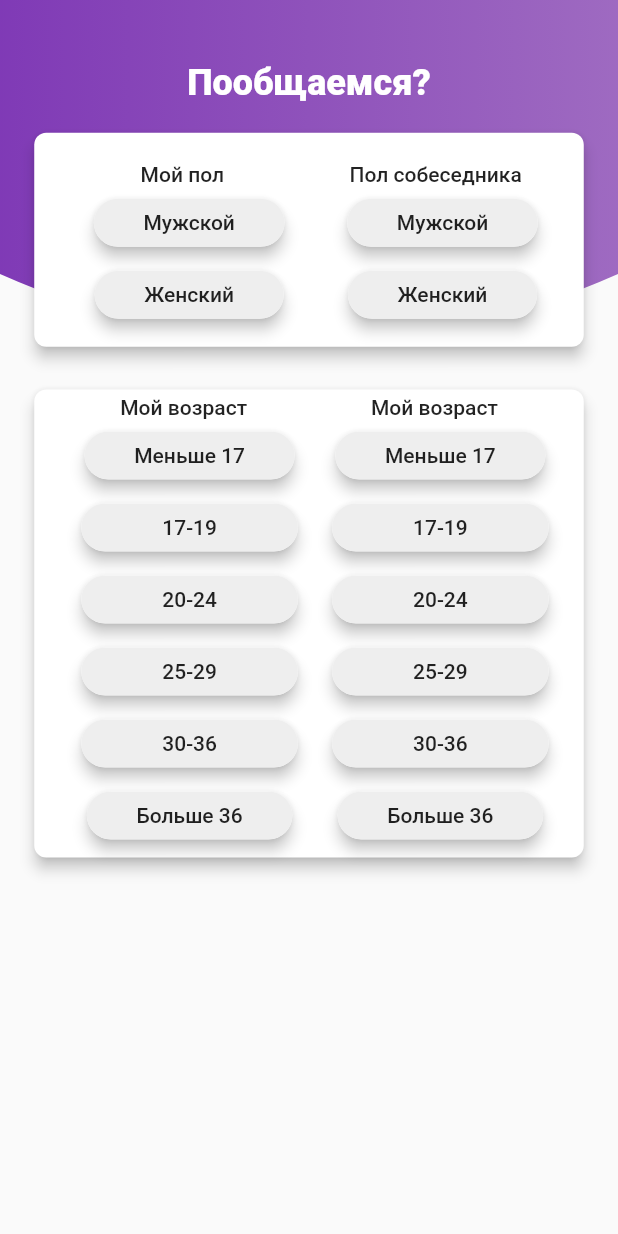
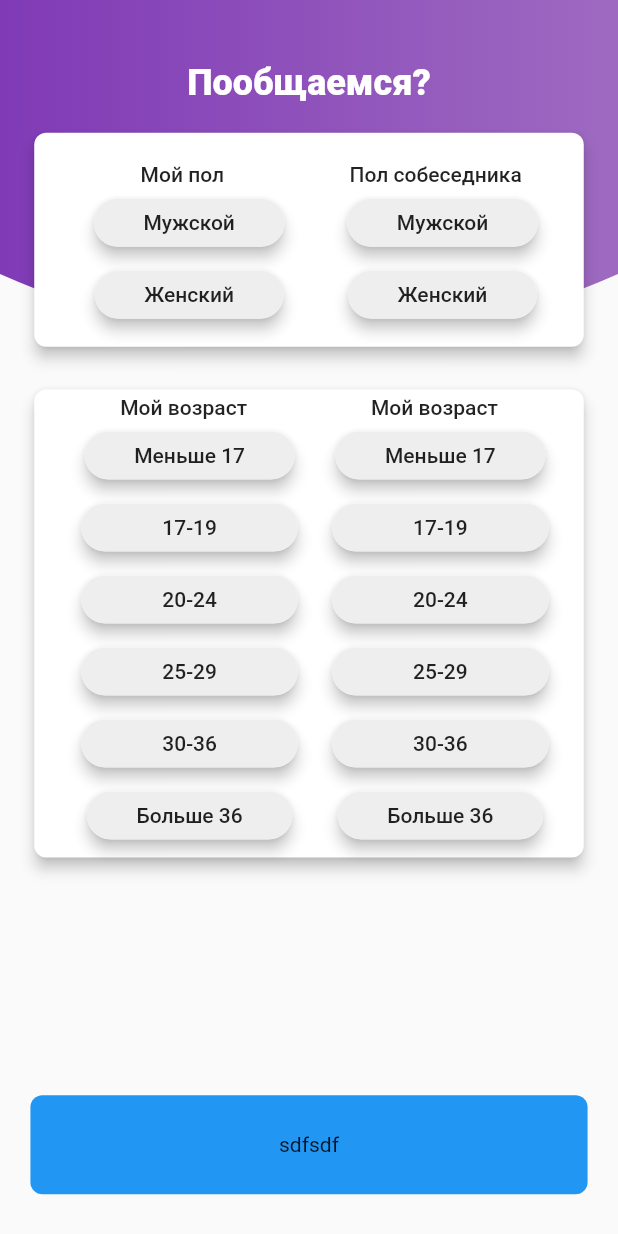
Before and after one commit to justitman123/android, a Flutter app: the screen it shows after launch, on a phone screen of 412 x 824 dp. Run offline on Flutter 3.47's test engine with Material 2 defaults, Android fonts, the phone set to English and light mode, and no system bars; missing offline and left inert: stomp; network calls fail; Roboto replaces fonts that are missing (Exo2); project files that could hold a hidden picture were left out.

Commit message:
ываываыв

```diff
--- a/lib/input_page/JStomps.dart
+++ b/lib/input_page/JStomps.dart
@@ -1,6 +1,7 @@
 import 'dart:async';
 import 'package:flutter/material.dart';
 import 'package:flutter/services.dart';
+import 'package:stomp/impl/util.dart';
 
 ///定义消息回调函数,并制定参数类型
 typedef OnMessageCallback = Function(dynamic jsonMsg);
--- a/lib/input_page/choose.dart
+++ b/lib/input_page/choose.dart
@@ -5,6 +5,7 @@ import 'package:flutter/material.dart';
 import "package:scoped_model/scoped_model.dart";
 
 import "ChatModel.dart" show ChatModel, model;
+import 'input_page_styles.dart';
 
 class SearchPage extends StatelessWidget {
   Screen size;
--- a/lib/input_page/input_page.dart
+++ b/lib/input_page/input_page.dart
@@ -5,12 +5,7 @@ import 'package:bmi_calculator/input_page/transition_dot.dart';
 import 'package:bmi_calculator/input_page/utils.dart';
 import 'package:bmi_calculator/widget_utils.dart';
 import 'package:flutter/material.dart';
-import 'package:jstomp/jstomp.dart';
-import "package:stomp/stomp.dart";
-import "package:stomp/vm.dart" show connect;
-import 'package:web_socket_channel/web_socket_channel.dart';
-
-import 'JStomps.dart';
+import 'package:web_socket_channel/io.dart';
 
 class InputPage extends StatefulWidget {
   @override
@@ -20,7 +15,14 @@ class InputPage extends StatefulWidget {
 }
 
 class InputPageState extends State<InputPage> with TickerProviderStateMixin {
-  WebSocketChannel _channel;
+  IOWebSocketChannel channel = new IOWebSocketChannel.connect(
+      "ws://192.168.99.1:8085/ws/423/rmtbxzr4/websocket",
+      headers: {
+        'Connection': 'Connect',
+        'Authorization':
+            'Bearer eyJhbGciOiJIUzUxMiJ9.eyJzdWIiOiIxIiwiaWF0IjoxNTcyMjUyMjQ4LCJleHAiOjE1NzMxMTYyNDh9.UoRRp_pWWAgCKiRUhh8DMVOhbHH8lDyaMgFanEiPBD3PpHzHyvkkIQr6wK8wA3A8rWuIVIIhd7nDmfkwMNbXrw',
+      });
+  int i = 0;
 
 //  final WebSocketChannel channel = IOWebSocketChannel.connect(
 //    Uri(scheme: "ws", host: "192.168.99.100", port: 8080, path: "/socket"),
@@ -30,43 +32,29 @@ class InputPageState extends State<InputPage> with TickerProviderStateMixin {
   int height = 180;
   int weight = 70;
   static const String API_DMS_WEB_SOCKET_HOST = '192.168.99.1';
-  JStomps stomp;
-
-  Future _initStomp() async {
-    if (stomp == null) {
-      stomp = JStomps.instance;
-    }
-    String userId = "104435390701569";
-    String url = "ws://192.168.99.1:8060/chat/ws/423/rmtbxzr4/websocket";
-    bool b = await stomp.init(url: url, sendUrl: "");
-
-    print(b ? 'Initialization Succesfull' : 'Initialization Failed');
-
-    if (b) {
-      ///打开连接
-      await stomp.connection((open) {
-        print("The connection is open ...$open");
-      }, onError: (error) {
-        print("Connection open error...$error");
-      }, onClosed: (closed) {
-        print("Connection open error...$closed");
-      });
-    }
-
-//    ///订阅点对点通道
-//    final String p2p = "/groupMessage/channel/" + userId;
-//    await stomp.subscribP2P([p2p]);
-//
-//    ///订阅广播通道
-//    await stomp.subscribBroadcast(["groupBroadcast/message"]);
-    ;
-  }
 
   @override
   void initState() {
     super.initState();
-    _initStomp();
-//    ws://localhost:8080/ws/388/ihwkcezr/websocket
+    channel.stream.listen((message) {
+      hartbeating(message);
+      // handling of the incoming messages
+    }, onError: (error, StackTrace stackTrace) {
+      print(error);
+      // error handling
+    }, onDone: () {
+      print("fsdfds");
+      // communication has been closed
+    });
+//    "[\"\\n\"]"
+    channel.sink.add(
+        "[\"CONNECT\\nchatRoomId:61050d46-5d90-4ecb-a1aa-c967434adc63\\naccept-version:1.1,1.0\\nheart-beat:10000,10000\\n\\n\\u0000\"]");
+    channel.sink.add(
+        "[\"SUBSCRIBE\\nid:sub-0\\ndestination:/chatroom/connected.users\\n\\n\\u0000\"]");
+
+//    channel.sink.add(["SUBSCRIBE\nid:sub-0\ndestination:/chatroom/connected.users"]);
+    ws: //localhost:8080/ws/388/ihwkcezr/websocket
+//    "[\"CONNECT\\nchatRoomId:61050d46-5d90-4ecb-a1aa-c967434adc63\\naccept-version:1.1,1.0\\nheart-beat:10000,10000\\n\\n\\u0000\"]"
 //    0: "CONNECT↵chatRoomId:61050d46-5d90-4ecb-a1aa-c967434adc63↵accept-version:1.1,1.0↵heart-beat:10000,10000↵↵"
 //    "CONNECT\nchatRoomId:61050d46-5d90-4ecb-a1aa-c967434adc63\naccept-version:1.1,1.0\nheart-beat:10000,10000\n\n\u0000"
     _submitAnimationController = AnimationController(
@@ -116,19 +104,49 @@ class InputPageState extends State<InputPage> with TickerProviderStateMixin {
   @override
   Widget build(BuildContext context) {
     size = Screen(MediaQuery.of(context).size);
+    double height = screenAwareSize(180, context);
     return Stack(
       children: <Widget>[
         WillPopScope(
           onWillPop: _onWillPop,
           child: Scaffold(
-            body: Column(
-              crossAxisAlignment: CrossAxisAlignment.start,
+              body: Container(
+            child: Column(
               children: <Widget>[
-                SearchPage(),
-//                _buildBottom(context),
+                Expanded(
+                  child: CustomScrollView(slivers: <Widget>[
+                    SliverList(
+                      delegate: SliverChildListDelegate(
+                        [
+                          SearchPage(),
+                        ],
+                      ),
+                    ),
+                  ]),
+                ),
+                Column(
+                  mainAxisAlignment: MainAxisAlignment.end,
+                  children: <Widget>[
+                    _buildBottom(context),
+                  ],
+                )
               ],
             ),
-          ),
+          )
+
+//            Column(
+//              crossAxisAlignment: CrossAxisAlignment.start,
+//              children: <Widget>[
+//                SearchPage(),
+//                Column(
+//                  mainAxisAlignment: MainAxisAlignment.end,
+//                  children: <Widget>[
+//                    _buildBottom(context),
+//                  ],
+//                )
+//              ],
+//            ),
+              ),
         ),
         TransitionDot(animation: _submitAnimationController),
       ],
@@ -157,4 +175,15 @@ class InputPageState extends State<InputPage> with TickerProviderStateMixin {
   Future<void> goToRandomChat() async {
     print('fsdfsdflllllllllllllllllllllllllll');
   }
+
+  void hartbeating(String message) async {
+    print(message);
+    if ("a[\"\\n\"]" == message) {
+      i++;
+      if (i == 2) {
+        channel.sink.add("[\"\\n\"]");
+        i = 0;
+      }
+    }
+  }
 }
```
Also changed, not shown: lib/input_page/input_page_styles.dart (+46 -1 lines).
